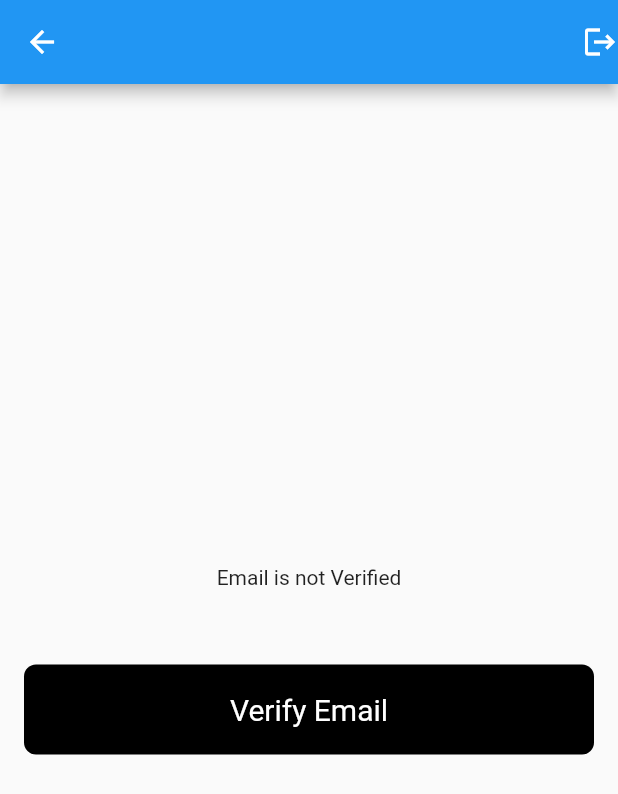
After one commit to aliu691/flutter_firebase, a Flutter app: the VerifyEmailScreen screen opened directly, on a phone screen of 412 x 824 dp. The commit adds this screen. Shown: the top 794 px of the screen. Run offline on Flutter 3.47's test engine with Material 2 defaults, Android fonts, the phone set to English and light mode, and no system bars; our stand-ins replace email_validator, equatable, firebase_auth, firebase_core, flutter_dotenv, flutter_riverpod and 2 more; accounts and stored records are empty.

Commit message:
tried adding email verification

```diff
--- a/lib/providers/auth_provider.dart
+++ b/lib/providers/auth_provider.dart
@@ -7,3 +7,6 @@ final authRepositoryProvider =
 
 final authStateChangesProvider =
     StreamProvider((ref) => ref.read(authRepositoryProvider).authStateChanges);
+
+final isEmailVerifiedProvider =
+    Provider((ref) => ref.read(authRepositoryProvider).isEmailVerified);
--- a/lib/screens/auth_screen.dart
+++ b/lib/screens/auth_screen.dart
@@ -1,8 +1,9 @@
 import 'package:firebase_1/providers/auth_provider.dart';
-import 'package:firebase_1/screens/home_screen.dart';
 import 'package:firebase_1/screens/login_register_screen.dart';
 import 'package:flutter/material.dart';
 import 'package:flutter_riverpod/flutter_riverpod.dart';
+
+import 'check_verification_screen.dart';
 
 class AuthPage extends ConsumerWidget {
   const AuthPage({super.key});
@@ -13,7 +14,7 @@ class AuthPage extends ConsumerWidget {
     return authState.when(
       data: (user) {
         if (user != null) {
-          return const HomeScreen();
+          return const CheckEmailVerificationPage();
         }
         return const LoginOrRegisterScreen();
       },
--- /dev/null
+++ b/lib/screens/email_verify_screen.dart
@@ -0,0 +1,57 @@
+import 'package:firebase_1/widgets/custom_button_widget.dart';
+import 'package:flutter/material.dart';
+import 'package:flutter_riverpod/flutter_riverpod.dart';
+
+import '../helpers/app_toast.dart';
+import '../notifier/auth_notifier.dart';
+import '../notifier/auth_state.dart';
+
+class VerifyEmailScreen extends ConsumerWidget {
+  const VerifyEmailScreen({super.key});
+
+  @override
+  Widget build(BuildContext context, ref) {
+    ref.listen(loginNotifierProvider, (previous, state) {
+      if (state is LoginStateError) {
+        AppToasts().errorToast(state.error);
+      }
+
+      if (state is LoginStateSuccess) {
+        AppToasts().successToast('please check your email for the link');
+
+        ref.read(loginNotifierProvider.notifier).signOut();
+
+        //Navigator.popUntil(context, (Route<dynamic> route) => route.isFirst);
+      }
+    });
+    return Scaffold(
+      appBar: AppBar(
+        actions: [
+          GestureDetector(
+            onTap: (() => ref.read(loginNotifierProvider.notifier).signOut()),
+            child: const Icon(Icons.logout),
+          ),
+        ],
+      ),
+      body: Padding(
+        padding: const EdgeInsets.all(16.0),
+        child: Column(
+          mainAxisAlignment: MainAxisAlignment.center,
+          children: [
+            const Text('Email is not Verified'),
+            const SizedBox(height: 50),
+            CustomButtonWidget(
+                text: 'Verify Email',
+                onTap: () {
+                  ref.read(loginNotifierProvider.notifier).sendActivateEmail();
+                  // AppToasts()
+                  //     .successToast('please check your email for the link');
+
+                  // ref.read(loginNotifierProvider.notifier).signOut();
+                })
+          ],
+        ),
+      ),
+    );
+  }
+}
```
Also changed, not shown: lib/notifier/auth_notifier.dart (+22 -0 lines), lib/repository/auth_repository.dart (+18 -0 lines), lib/screens/check_verification_screen.dart (added, +25 -0 lines), lib/screens/forgot_password_screen.dart (+0 -13 lines).
